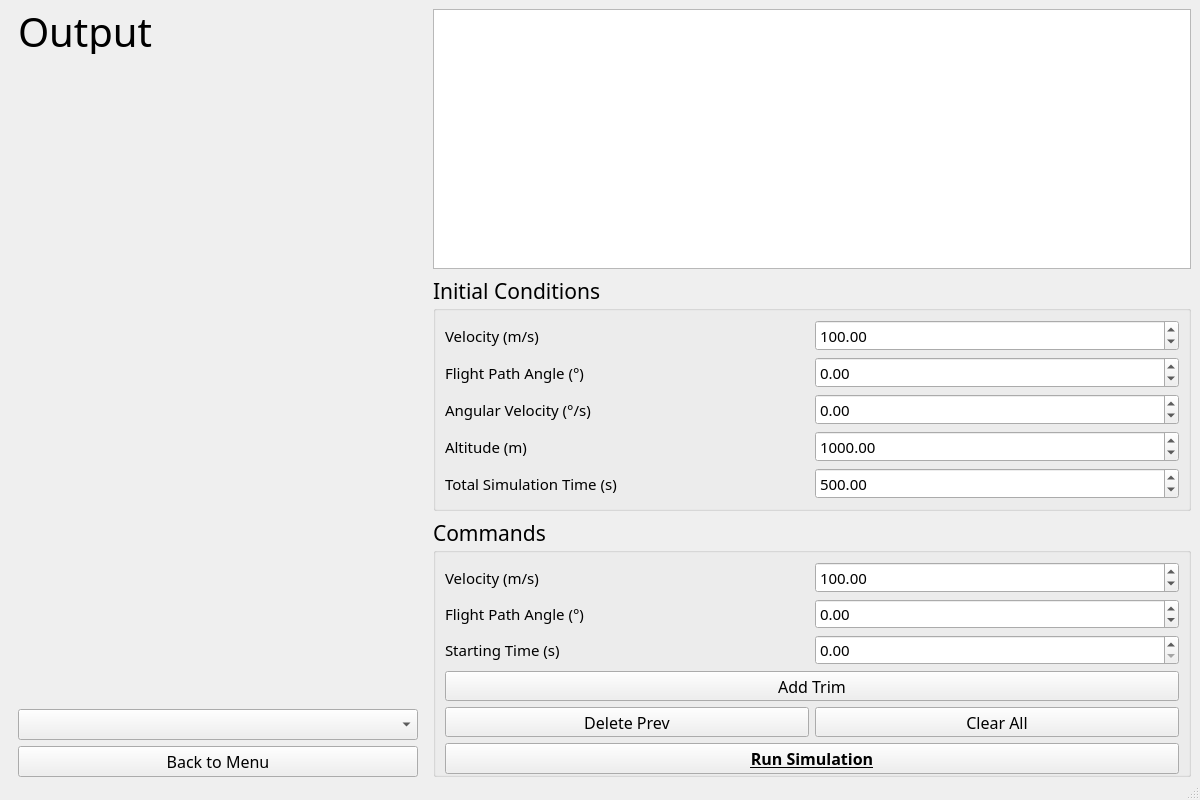
Qt form simlib/gui/simulator_mw.ui (jasper-day/airplane_sim) before a commit.
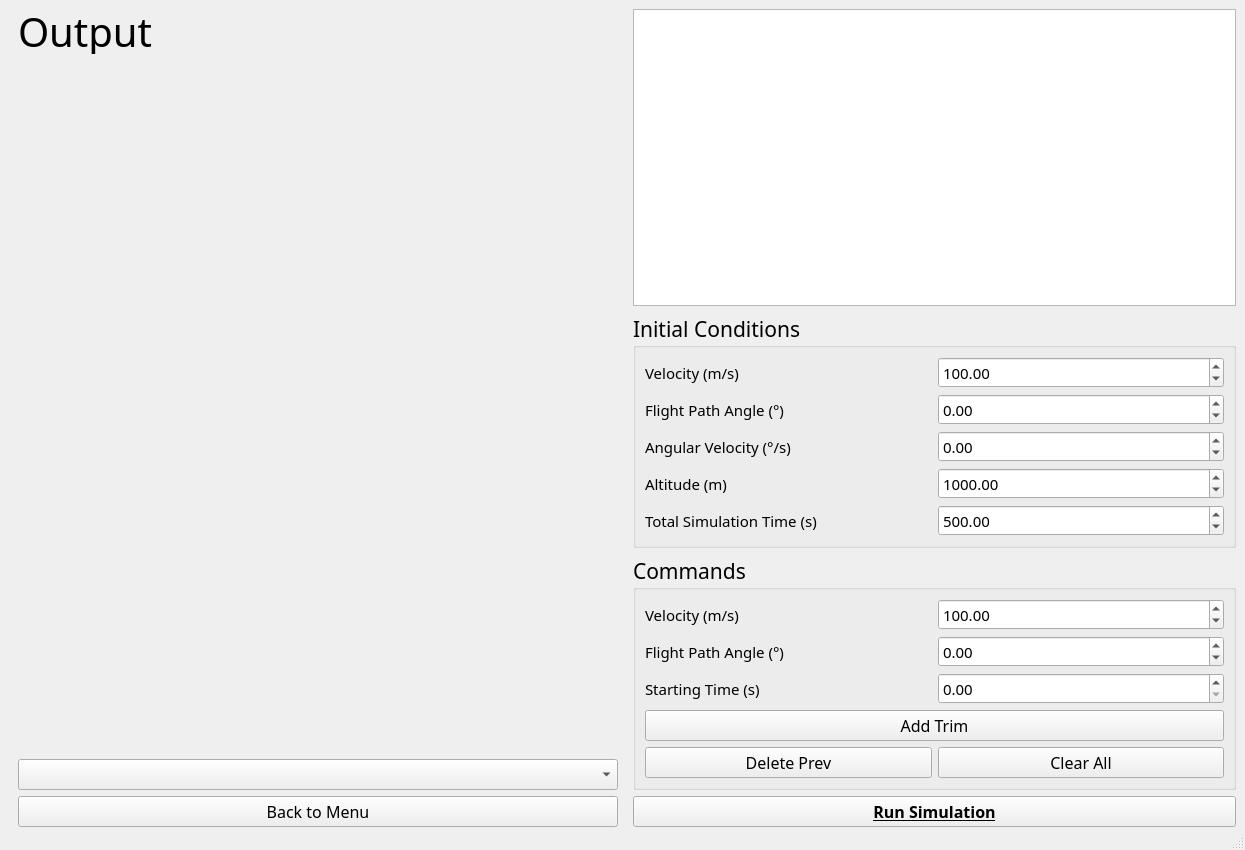
The same form after that commit. Icons and pictures are not drawn.

Commit message: Adjusted item sizing policy because they sized weird Also changed Find Climb Time window name to SimuPlane™ 1.0.0 Then played around with the simulation a bit and stalled that Mustang straight into the ground. Oopsie :p

```diff
--- a/simlib/gui/simulator_mw.ui
+++ b/simlib/gui/simulator_mw.ui
@@ -6,8 +6,8 @@
    <rect>
     <x>0</x>
     <y>0</y>
-    <width>1200</width>
-    <height>800</height>
+    <width>1245</width>
+    <height>850</height>
    </rect>
   </property>
   <property name="minimumSize">
@@ -76,7 +76,7 @@
        <widget class="QGroupBox" name="groupBox_3">
         <property name="maximumSize">
          <size>
-          <width>1000</width>
+          <width>16777215</width>
           <height>16777215</height>
          </size>
         </property>
@@ -92,6 +92,9 @@
         <property name="title">
          <string>Initial Conditions</string>
         </property>
+        <property name="alignment">
+         <set>Qt::AlignLeading|Qt::AlignLeft|Qt::AlignVCenter</set>
+        </property>
         <layout class="QGridLayout" name="gridLayout_3">
          <item row="0" column="0">
           <layout class="QVBoxLayout" name="verticalLayout_2">
@@ -293,7 +296,7 @@
        <widget class="QGroupBox" name="groupBox">
         <property name="maximumSize">
          <size>
-          <width>1000</width>
+          <width>16777215</width>
           <height>16777215</height>
          </size>
         </property>
@@ -309,36 +312,18 @@
         <property name="title">
          <string>Commands</string>
         </property>
+        <property name="alignment">
+         <set>Qt::AlignLeading|Qt::AlignLeft|Qt::AlignVCenter</set>
+        </property>
         <layout class="QGridLayout" name="gridLayout_2">
          <property name="bottomMargin">
           <number>0</number>
          </property>
-         <item row="1" column="0">
-          <widget class="QPushButton" name="run_simulation_btn">
-           <property name="font">
-            <font>
-             <family>ISOCP_IV50</family>
-             <pointsize>12</pointsize>
-             <italic>false</italic>
-             <bold>true</bold>
-             <underline>true</underline>
-             <strikeout>false</strikeout>
-             <kerning>true</kerning>
-            </font>
-           </property>
-           <property name="cursor">
-            <cursorShape>PointingHandCursor</cursorShape>
-           </property>
-           <property name="text">
-            <string>Run Simulation</string>
-           </property>
-           <property name="shortcut">
-            <string>Shift+Return</string>
-           </property>
-          </widget>
-         </item>
          <item row="0" column="0">
           <layout class="QVBoxLayout" name="verticalLayout">
+           <property name="bottomMargin">
+            <number>9</number>
+           </property>
            <item>
             <layout class="QHBoxLayout" name="horizontalLayout">
              <item>
@@ -519,6 +504,30 @@
         </layout>
        </widget>
       </item>
+      <item>
+       <widget class="QPushButton" name="run_simulation_btn">
+        <property name="font">
+         <font>
+          <family>ISOCP_IV50</family>
+          <pointsize>12</pointsize>
+          <italic>false</italic>
+          <bold>true</bold>
+          <underline>true</underline>
+          <strikeout>false</strikeout>
+          <kerning>true</kerning>
+         </font>
+        </property>
+        <property name="cursor">
+         <cursorShape>PointingHandCursor</cursorShape>
+        </property>
+        <property name="text">
+         <string>Run Simulation</string>
+        </property>
+        <property name="shortcut">
+         <string>Shift+Return</string>
+        </property>
+       </widget>
+      </item>
      </layout>
     </item>
     <item row="0" column="0">
@@ -561,9 +570,15 @@
        </item>
        <item>
         <widget class="QWidget" name="graph_output" native="true">
+         <property name="sizePolicy">
+          <sizepolicy hsizetype="Expanding" vsizetype="Expanding">
+           <horstretch>0</horstretch>
+           <verstretch>0</verstretch>
+          </sizepolicy>
+         </property>
          <property name="minimumSize">
           <size>
-           <width>400</width>
+           <width>600</width>
            <height>0</height>
           </size>
          </property>
```
The commit also changes 5 other files.
